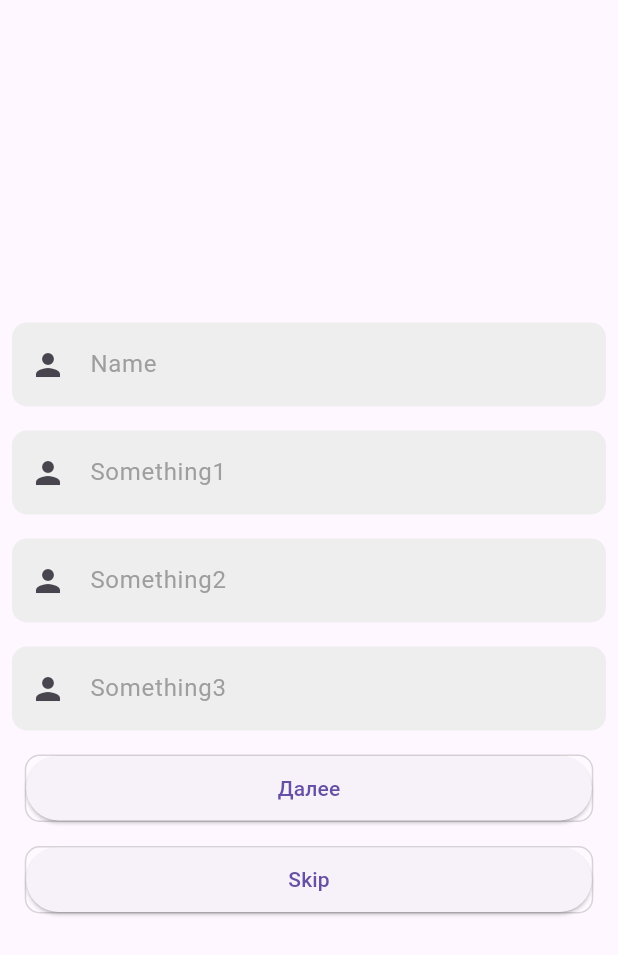
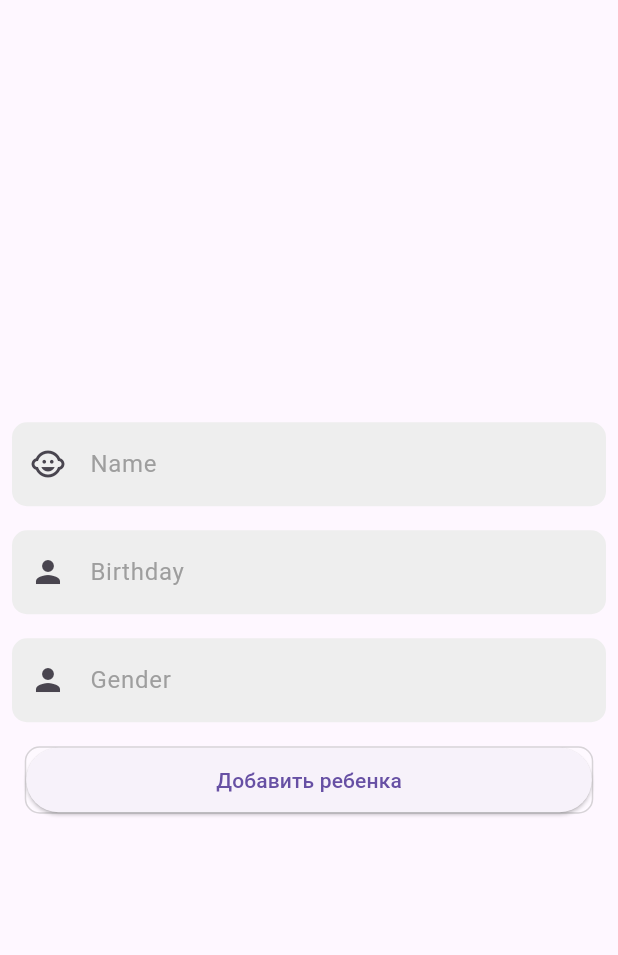
Before and after one commit to Iskander2323/my_child_screen, a Flutter app: the screen it shows after launch, after a tap on "Add", on a phone screen of 412 x 824 dp. Shown: the top 955 px of the screen. Run offline on Flutter 3.47's test engine with Material 3 defaults, Android fonts, the light colour scheme and no system bars; our stand-ins replace bloc, drift, equatable, flutter_bloc, flutter_dotenv, routemaster and 1 more; missing offline and left inert: sqlite3; accounts and stored records are empty; generated files the repository leaves out were written again.

Commit message:
normalized folders

```diff
--- a/lib/app.dart
+++ b/lib/app.dart
@@ -1,7 +1,8 @@
 import 'package:flutter/material.dart';
 import 'package:flutter_bloc/flutter_bloc.dart';
-import 'package:my_child_screen/child_form/register_from.dart';
+import 'package:my_child_screen/create_child/view/child_form.dart';
 import 'package:my_child_screen/child_list/view/children_page.dart';
+import 'package:my_child_screen/create_child/view/child_form_page.dart';
 
 import 'package:my_child_screen/repository/children_repository.dart';
 import 'package:routemaster/routemaster.dart';
@@ -9,7 +10,7 @@ import 'package:routemaster/routemaster.dart';
 final routes = RouteMap(
   routes: {
     '/': (_) => const MaterialPage(child: ChildrenPage()),
-    '/add': (_) => const MaterialPage(child: RegisterFromProvider())
+    '/add': (_) => const MaterialPage(child: ChildFormPage())
   },
 );
 
--- a/lib/child_form/register_from.dart
+++ /dev/null
@@ -1,165 +0,0 @@
-import 'package:flutter/material.dart';
-import 'package:flutter_bloc/flutter_bloc.dart';
-import 'package:my_child_screen/child_form/custom_container.dart';
-import 'package:my_child_screen/child_form/custom_text_field.dart';
-import 'package:my_child_screen/create_child/bloc/create_child_bloc.dart';
-import 'package:routemaster/routemaster.dart';
-
-class RegisterFromProvider extends StatelessWidget {
-  const RegisterFromProvider({Key? key}) : super(key: key);
-
-  @override
-  Widget build(BuildContext context) {
-    return BlocProvider(
-      create: (context) => CreateChildBloc(),
-      child: const RegisterFrom(),
-    );
-  }
-}
-
-class RegisterFrom extends StatefulWidget {
-  const RegisterFrom({super.key});
-
-  @override
-  State<RegisterFrom> createState() => _RegisterFromState();
-}
-
-class _RegisterFromState extends State<RegisterFrom> {
-  TextEditingController nameController = TextEditingController();
-  TextEditingController someThingController1 = TextEditingController();
-  TextEditingController someThingController2 = TextEditingController();
-  TextEditingController someThingController3 = TextEditingController();
-  final formKey = GlobalKey<FormState>();
-  @override
-  Widget build(BuildContext context) {
-    return BlocListener<CreateChildBloc, CreateChildState>(
-      listener: (context, state) {
-        // TODO: implement listener
-        if (state.status == CreateChildStatus.success) {
-          Routemaster.of(context).pop();
-        }
-      },
-      child: BlocBuilder<CreateChildBloc, CreateChildState>(
-        builder: (context, state) {
-          return Scaffold(
-            body: Form(
-                key: formKey,
-                child: Column(
-                  mainAxisAlignment: MainAxisAlignment.center,
-                  children: [
-                    nameTextField(),
-                    something1TextField(),
-                    something2TextField(),
-                    something3TextField(),
-                    signElevatedButton(),
-                    CustomContainer(
-                        child: ElevatedButton(
-                            onPressed: () {
-                              showDialog(
-                                  context: context,
-                                  builder: (context) {
-                                    return AlertDialog(
-                                      title:
-                                          const Text('Точно хотите пропустить'),
-                                      actions: [
-                                        ElevatedButton(
-                                            onPressed: () {
-                                              Routemaster.of(context).pop();
-                                            },
-                                            child: const Text('НЕТ')),
-                                        ElevatedButton(
-                                            onPressed: () {
-                                              Routemaster.of(context).pop();
-                                              Routemaster.of(context).replace(
-                                                  '/home'); // TODO Кнопка назад работатет ANdroid
-                                            },
-                                            child: const Text('ДА'))
-                                      ],
-                                    );
-                                  });
-                            },
-                            child: const Text('Skip')))
-                  ],
-                )),
-          );
-        },
-      ),
-    );
-  }
-
-  CustomContainer signElevatedButton() {
-    return CustomContainer(
-        child: ElevatedButton(
-      child: const Text('Далее'),
-      onPressed: () {
-        context
-            .read<CreateChildBloc>()
-            .add(ChildAdded(name: nameController.text));
-      },
-    ));
-  }
-
-  CustomTextField something1TextField() {
-    return CustomTextField(
-      controller: someThingController1,
-      hintText: 'Something1',
-      obscureText: false,
-      keyboardType: TextInputType.name,
-      prefixIcon: const Icon(Icons.person),
-      validator: (val) {
-        if (val!.isEmpty) {
-          return 'Empty';
-        }
-        return null;
-      },
-    );
-  }
-
-  CustomTextField something2TextField() {
-    return CustomTextField(
-      controller: someThingController2,
-      hintText: 'Something2',
-      obscureText: false,
-      keyboardType: TextInputType.name,
-      prefixIcon: const Icon(Icons.person),
-      validator: (val) {
-        if (val!.isEmpty) {
-          return 'Empty';
-        }
-        return null;
-      },
-    );
-  }
-
-  CustomTextField something3TextField() {
-    return CustomTextField(
-      controller: someThingController3,
-      hintText: 'Something3',
-      obscureText: false,
-      keyboardType: TextInputType.name,
-      prefixIcon: const Icon(Icons.person),
-      validator: (val) {
-        if (val!.isEmpty) {
-          return 'Empty';
-        }
-        return null;
-      },
-    );
-  }
-
-  CustomTextField nameTextField() {
-    return CustomTextField(
-      controller: nameController,
-      hintText: 'Name',
-      obscureText: false,
-      keyboardType: TextInputType.name,
-      prefixIcon: const Icon(Icons.person),
-      validator: (val) {
-        if (val!.isEmpty) {
-          return 'Empty';
-        }
-        return null;
-      },
-    );
-  }
-}
--- a/lib/child_list/bloc/children_bloc.dart
+++ b/lib/child_list/bloc/children_bloc.dart
@@ -12,27 +12,39 @@ class ChildBloc extends Bloc<ChildEvent, ChildState> {
   ChildBloc(this._childrenRepository)
       : super(const ChildState(status: ChildStatus.initial)) {
     on<ChildFetched>((event, emit) => _onChildFetched(event, emit));
+    on<DeleteAll>((event, emit) {
+      _childrenRepository.deleteAll();
+    add(ChildFetched());});
+    on<Updated>((event, emit) => emit(ChildState(children: state.children, status: state.status)));
   }
+
   final ChildrenRepository _childrenRepository;
+
   Future<void> _onChildFetched(
       ChildFetched event, Emitter<ChildState> emit) async {
     log('IS IT LOGGED', name: 'FROM CHILDBOC');
-    emit(const ChildState(status: ChildStatus.initial));
+    //emit(const ChildState(status: ChildStatus.initial));
 
     if (state.status == ChildStatus.initial) {
       final children = await _childrenRepository.getChildren();
       log(children.toString(), name: 'FROM CHILDBOC children');
       if (children.isEmpty) {
+        log('FROM IF');
         return emit(state.copyWith(
           status: ChildStatus.failure,
           children: children,
         ));
       } else {
-        return emit(state.copyWith(
+         log(children.length.toString(), name:'FROM ELSE');
+        return emit(ChildState(
           status: ChildStatus.success,
           children: children,
         ));
       }
     }
   }
+
+  void fetchData() {
+  add(ChildFetched());
 }
+}
--- a/lib/child_list/bloc/children_event.dart
+++ b/lib/child_list/bloc/children_event.dart
@@ -8,3 +8,7 @@ sealed class ChildEvent extends Equatable {
 final class ChildFetched extends ChildEvent {}
 
 class ChildFormOpen extends ChildEvent{}
+
+class DeleteAll extends ChildEvent{}
+
+class Updated extends ChildEvent{}
--- a/lib/child_list/bloc/children_state.dart
+++ b/lib/child_list/bloc/children_state.dart
@@ -20,7 +20,7 @@ final class ChildState extends Equatable {
 
   @override
   String toString() {
-    return '''ChildState { status: $status, posts: ${children.length} }''';
+    return '''ChildState { status: $status, children: ${children.length} }''';
   }
 
   @override
--- a/lib/child_list/view/children_list.dart
+++ b/lib/child_list/view/children_list.dart
@@ -6,11 +6,14 @@ import 'package:my_child_screen/child_list/bloc/children_bloc.dart';
 import 'package:my_child_screen/child_list/model/child_model.dart';
 
 import 'package:my_child_screen/child_list/widgets/children_list_item.dart';
+import 'package:my_child_screen/repository/children_repository.dart';
 
-import 'package:routemaster/routemaster.dart';
+import 'package:routemaster/routemaster.dart' as routemaster;
 
 class ChildrenList extends StatefulWidget {
-  const ChildrenList({super.key});
+  const ChildrenList( { required this.childrenRepository, super.key});
+
+  final ChildrenRepository childrenRepository;
 
   @override
   State<ChildrenList> createState() => _ChildrenListState();
@@ -18,25 +21,77 @@ class ChildrenList extends StatefulWidget {
 
 class _ChildrenListState extends State<ChildrenList> {
   @override
+  void initState() {
+    super.initState();
+    // Подписываемся на стрим для отслеживания вставок
+    ChildrenRepository().insertStream.listen((inserted) {
+      if (inserted) {
+        context.read<ChildBloc>().fetchData();
+      }
+    });
+  }
+
+  @override
   Widget build(BuildContext context) {
-    return BlocBuilder<ChildBloc, ChildState>(builder: (context, state) {
+    return BlocListener<ChildBloc,ChildState>(
+      listener: (context,state){
+        ScaffoldMessenger.of(context).showSnackBar(SnackBar(content: Text(state.children.length.toString()),duration : const Duration(seconds: 1)));
+      },
+      child: BlocBuilder<ChildBloc, ChildState>(builder: (context, state) {
         List<ChildModel?> listChild = state.children;
         log(listChild.length.toString(), name: "ListChild length");
          return ListView.builder(
-        itemBuilder: (context, index) {
-          if (index == 0) {
-            return TextButton(
-                onPressed: () {
-                  Routemaster.of(context).push('/add');
+              itemBuilder: (BuildContext context, int index) {
+                return index == state.children.length
+                    ? Row(
+                      children: [
+                        TextButton(onPressed: (){
+                          routemaster.Routemaster.of(context).push('/add/');
                         },
-                child: const Text('Add'));
-          }
-          return ChildrenListItem(
-            children: listChild[index]!,
+                        style: TextButton.styleFrom(
+                          shape: const BeveledRectangleBorder(borderRadius: BorderRadius.all(Radius.circular(5))),
+                          backgroundColor: Color.fromARGB(255, 5, 97, 172),
+                          // minimumSize: const Size.fromWidth(30),
+                          //   maximumSize: const Size.fromWidth(30)
+                        ),
+                         child: Text('Add', style: TextStyle(color: Colors.white),)),
+                        TextButton(
+                          style: TextButton.styleFrom(
+                            shape: const BeveledRectangleBorder(borderRadius: BorderRadius.all(Radius.circular(5))),
+                            backgroundColor: Colors.red,
+
+                          ),
+                          onPressed: (){
+                            context.read<ChildBloc>().add(DeleteAll());
+                            //BlocProvider.of<ChildBloc>(context).fetchData();
+                          }, child: Text('Delete All',  style: TextStyle(color: Colors.white))),
+                           TextButton(onPressed: (){
+                                context.read<ChildBloc>().add(Updated());
+                        },
+                        style: TextButton.styleFrom(
+                          shape: const BeveledRectangleBorder(borderRadius: BorderRadius.all(Radius.circular(5))),
+                          backgroundColor: Color.fromARGB(255, 5, 97, 172),
+                          // minimumSize: const Size.fromWidth(30),
+                          //   maximumSize: const Size.fromWidth(30)
+                        ),
+                         child: Text('UPDATE', style: TextStyle(color: Colors.white),)),
+                         TextButton(onPressed: (){
+                                context.read<ChildBloc>().add(ChildFetched());
+                        },
+                        style: TextButton.styleFrom(
+                          shape: const BeveledRectangleBorder(borderRadius: BorderRadius.all(Radius.circular(5))),
+                          backgroundColor: Color.fromARGB(255, 5, 97, 172),
+                          // minimumSize: const Size.fromWidth(30),
+                          //   maximumSize: const Size.fromWidth(30)
+                        ),
+                         child: Text('FetchedDAATA', style: TextStyle(color: Colors.white),)),
+                      ],
+                    )
+                    : ChildrenListItem(children: state.children[index]!);
+              },
+              itemCount: state.children.length+1,
             );
-        },
-        itemCount: listChild.length + 1,
+      }),
     );
-    });
   }
 }
--- a/lib/child_list/view/children_page.dart
+++ b/lib/child_list/view/children_page.dart
@@ -1,3 +1,5 @@
+import 'dart:developer';
+
 import 'package:flutter/material.dart';
 import 'package:my_child_screen/child_list/bloc/children_bloc.dart';
 import 'package:flutter_bloc/flutter_bloc.dart';
@@ -14,12 +16,13 @@ class ChildrenPage extends StatefulWidget {
 class _ChildrenPageState extends State<ChildrenPage> {
   @override
   Widget build(BuildContext context) {
+    log(context.read<ChildrenRepository>().hashCode.toString(), name: 'PERED OTRISOVKI CHILD LIST');
     return Scaffold(
       body: BlocProvider(
         create: (context) =>
             ChildBloc(context.read<ChildrenRepository>())..add(ChildFetched()),
-        child: const ChildrenList(),
-      ),
-    );
+        child:  ChildrenList(childrenRepository: context.read<ChildrenRepository>()),
+        )
+      );
   }
 }
--- a/lib/create_child/bloc/create_child_bloc.dart
+++ b/lib/create_child/bloc/child_form_bloc.dart
@@ -1,29 +1,32 @@
+import 'dart:developer';
+
 import 'package:bloc/bloc.dart';
 import 'package:equatable/equatable.dart';
 
 import 'package:my_child_screen/data/local_db.dart';
 import 'package:my_child_screen/repository/children_repository.dart';
-part 'create_child_event.dart';
-part 'create_child_state.dart';
+part 'child_form_event.dart';
+part 'child_form_state.dart';
 
-class CreateChildBloc extends Bloc<CreateChildEvent, CreateChildState> {
-  CreateChildBloc()
-      : super(const CreateChildState(status: CreateChildStatus.initial)) {
+class ChildFormBloc extends Bloc<ChildFormEvent, CreateChildState> {
+  ChildFormBloc(this._childrenRepository)
+      : super(const CreateChildState(status: ChildFormStatus.initial)) {
     on<FormChild>(_formChild);
     on<ChildAdded>((event, emit) => _addChild(event, emit));
   }
 
-  final ChildrenRepository _childrenRepository = ChildrenRepository();
+  final ChildrenRepository _childrenRepository;
 
   Future<void> _formChild(
       FormChild event, Emitter<CreateChildState> emit) async {
-    emit(state.copyWith(status: CreateChildStatus.edit));
+    emit(state.copyWith(status: ChildFormStatus.edit));
   }
 
   Future<void> _addChild(
       ChildAdded event, Emitter<CreateChildState> emit) async {
     // final child = _childrenRepository.addChild();
+    log(_childrenRepository.hashCode.toString(),name: 'CAME FROM CHILDFORM BLOC');
     _childrenRepository.insertChild(event.name);
-    emit(state.copyWith(status: CreateChildStatus.success));
+    emit(state.copyWith(status: ChildFormStatus.success));
   }
 }
--- /dev/null
+++ b/lib/create_child/bloc/child_form_event.dart
@@ -0,0 +1,16 @@
+part of 'child_form_bloc.dart';
+
+sealed class ChildFormEvent extends Equatable {
+  @override
+  List<Object> get props => [];
+}
+
+final class FormChild extends ChildFormEvent {}
+
+class ChildAdded extends ChildFormEvent {
+  final String name;
+
+  ChildAdded({
+    required this.name,
+  });
+}
--- a/lib/create_child/bloc/create_child_state.dart
+++ b/lib/create_child/bloc/child_form_state.dart
@@ -1,17 +1,17 @@
-part of 'create_child_bloc.dart';
+part of 'child_form_bloc.dart';
 
-enum CreateChildStatus { initial, edit, success, failure }
+enum ChildFormStatus { initial, edit, success, failure }
 
 final class CreateChildState extends Equatable {
   const CreateChildState({
-    this.status = CreateChildStatus.initial,
+    this.status = ChildFormStatus.initial,
     this.child = const ChildrenCompanion(),
   });
 
-  final CreateChildStatus status;
+  final ChildFormStatus status;
   final ChildrenCompanion child;
   CreateChildState copyWith({
-    required CreateChildStatus status,
+    required ChildFormStatus status,
   }) {
     return CreateChildState(
       status: status,
--- a/lib/create_child/bloc/create_child_event.dart
+++ /dev/null
@@ -1,16 +0,0 @@
-part of 'create_child_bloc.dart';
-
-sealed class CreateChildEvent extends Equatable {
-  @override
-  List<Object> get props => [];
-}
-
-final class FormChild extends CreateChildEvent {}
-
-class ChildAdded extends CreateChildEvent {
-  final String name;
-
-  ChildAdded({
-    required this.name,
-  });
-}
--- /dev/null
+++ b/lib/create_child/view/child_form.dart
@@ -0,0 +1,114 @@
+import 'package:flutter/material.dart';
+import 'package:flutter_bloc/flutter_bloc.dart';
+import 'package:my_child_screen/create_child/widgets/custom_container.dart';
+import 'package:my_child_screen/create_child/widgets/custom_text_field.dart';
+import 'package:my_child_screen/create_child/bloc/child_form_bloc.dart';
+import 'package:routemaster/routemaster.dart';
+
+
+class ChildForm extends StatefulWidget {
+  const ChildForm({super.key});
+
+  @override
+  State<ChildForm> createState() => _ChildFormState();
+}
+
+class _ChildFormState extends State<ChildForm> {
+  TextEditingController nameController = TextEditingController();
+  TextEditingController birthdayController = TextEditingController();
+  TextEditingController genderController= TextEditingController();
+
+
+  final formKey = GlobalKey<FormState>();
+  @override
+  Widget build(BuildContext context) {
+    return BlocListener<ChildFormBloc, CreateChildState>(
+      listener: (context, state) {
+        // TODO: implement listener
+        if (state.status == ChildFormStatus.success) {
+          Routemaster.of(context).push('/');
+        }
+      },
+      child: BlocBuilder<ChildFormBloc, CreateChildState>(
+        builder: (context, state) {
+          return Scaffold(
+            body: Form(
+                key: formKey,
+                child: Column(
+                  mainAxisAlignment: MainAxisAlignment.center,
+                  children: [
+                    nameTextField(),
+                    bitrhDayTextField(),
+                    genderTextField(),
+                    addChildButton(),
+                  ],
+                )),
+          );
+        },
+      ),
+    );
+  }
+
+  CustomContainer addChildButton() {
+    return CustomContainer(
+        child: ElevatedButton(
+      child: const Text('Добавить ребенка'),
+      onPressed: () {
+        context
+            .read<ChildFormBloc>()
+            .add(ChildAdded(name: nameController.text));
+      },
+    ));
+  }
+
+  CustomTextField nameTextField() {
+    return CustomTextField(
+      controller: nameController,
+      hintText: 'Name',
+      obscureText: false,
+      keyboardType: TextInputType.name,
+      prefixIcon: const Icon(Icons.child_care),
+      validator: (val) {
+        if (val!.isEmpty) {
+          return 'Empty';
+        }
+        return null;
+      },
+    );
+  }
+
+  CustomTextField bitrhDayTextField() {
+    return CustomTextField(
+      controller: birthdayController,
+      hintText: 'Birthday',
+      obscureText: false,
+      keyboardType: TextInputType.name,
+      prefixIcon: const Icon(Icons.person),
+      validator: (val) {
+        if (val!.isEmpty) {
+          return 'Empty';
+        }
+        return null;
+      },
+    );
+  }
+
+  CustomTextField genderTextField() {
+    return CustomTextField(
+      controller: genderController,
+      hintText: 'Gender',
+      obscureText: false,
+      keyboardType: TextInputType.name,
+      prefixIcon: const Icon(Icons.person),
+      validator: (val) {
+        if (val!.isEmpty) {
+          return 'Empty';
+        }
+        return null;
+      },
+    );
+  }
+
+
+
+}
--- /dev/null
+++ b/lib/create_child/view/child_form_page.dart
@@ -0,0 +1,18 @@
+import 'package:flutter/material.dart';
+import 'package:flutter_bloc/flutter_bloc.dart';
+import 'package:my_child_screen/create_child/bloc/child_form_bloc.dart';
+import 'package:my_child_screen/create_child/view/child_form.dart';
+import 'package:my_child_screen/repository/children_repository.dart';
+
+class ChildFormPage extends StatelessWidget {
+  const ChildFormPage({super.key});
+  @override
+  Widget build(BuildContext context) {
+    return Scaffold(
+      body: BlocProvider(
+        create: (context) => ChildFormBloc(context.read<ChildrenRepository>()),
+        child: const ChildForm(),
+      ),
+    );
+  }
+}
--- a/lib/main.dart
+++ b/lib/main.dart
@@ -1,3 +1,5 @@
+import 'dart:developer';
+
 import 'package:bloc/bloc.dart';
 import 'package:flutter/material.dart';
 import 'package:my_child_screen/app.dart';
@@ -11,5 +13,6 @@ void main() async {
 
   Bloc.observer = const SimpleBlocObserver();
   final childrenRepository = ChildrenRepository();
+  log(childrenRepository.hashCode.toString(),name: 'THIS REPO CAME FROM MAIN');
   runApp(startApp(childrenRepository));
 }
```
Also changed, not shown: lib/create_child/view/create_child_page.dart (deleted, +0 -24 lines), lib/create_child/widgets/form_child.dart (deleted, +0 -25 lines), lib/data/local_db.dart (+6 -7 lines), lib/repository/children_repository.dart (+14 -3 lines), lib/create_child/widgets/custom_container.dart (renamed from lib/child_form/custom_container.dart), lib/create_child/widgets/custom_text_field.dart (renamed from lib/child_form/custom_text_field.dart). Lines whose indentation alone changed are shown as unchanged.
